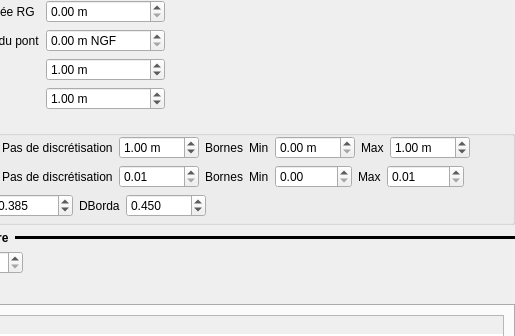
This is ui/structures/ui_borda_pc.ui in Artelia/Mascaret as Qt 5 draws it before an edit; both pictures show x 126 to 641 and y 0 to 336 of the 641 by 679 pixel window. The edited form follows.
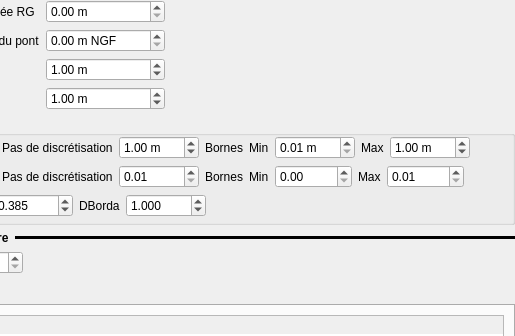
This is the edited form.

Patch:
```diff
--- a/ui/structures/ui_borda_pc.ui
+++ b/ui/structures/ui_borda_pc.ui
@@ -260,6 +260,9 @@
             <property name="suffix">
              <string> m</string>
             </property>
+            <property name="minimum">
+             <double>0.010000000000000</double>
+            </property>
             <property name="maximum">
              <double>10000.000000000000000</double>
             </property>
@@ -438,7 +441,7 @@
            <double>0.100000000000000</double>
           </property>
           <property name="value">
-           <double>0.450000000000000</double>
+           <double>1.000000000000000</double>
           </property>
          </widget>
         </item>
```
